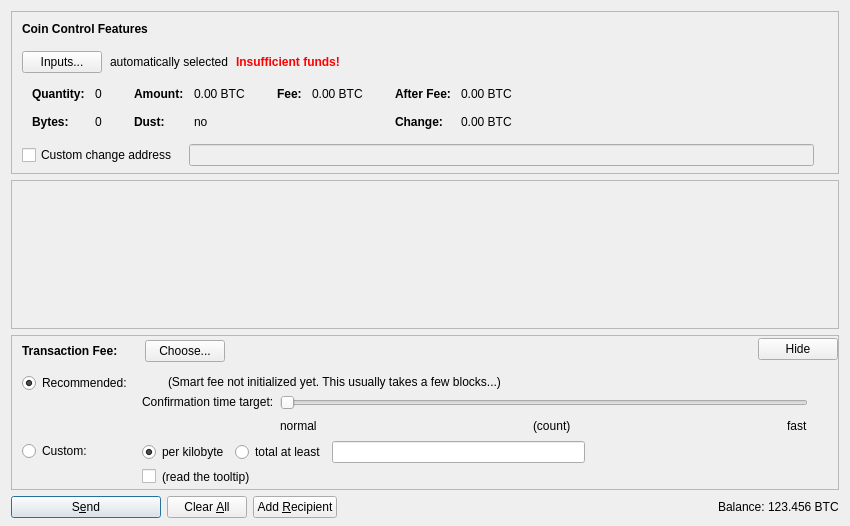
Before: the Qt Designer form src/qt/forms/sendcoinsdialog.ui in LIMXTEC/BitSend, drawn with Qt 5.
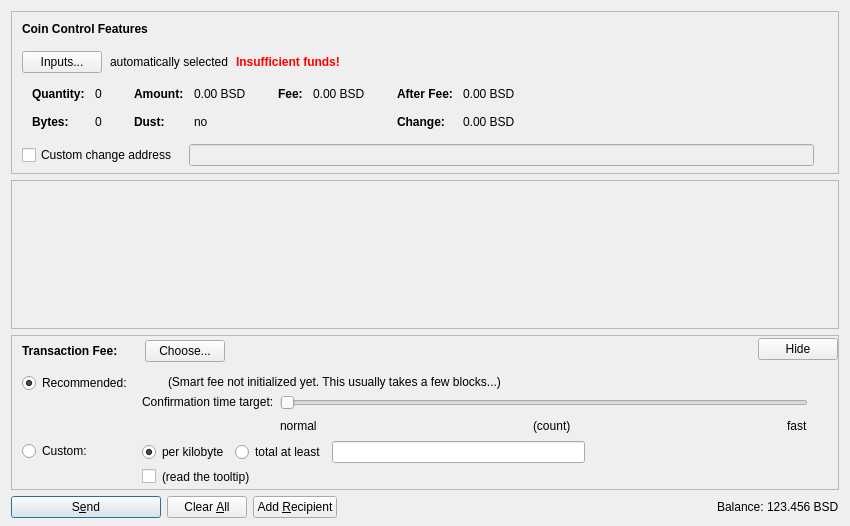
After: the same form once the commit is applied. Icons and pictures are not drawn. Custom widgets are drawn as their Qt base class.

Diff of the .ui file:
```diff
--- a/src/qt/forms/sendcoinsdialog.ui
+++ b/src/qt/forms/sendcoinsdialog.ui
@@ -324,7 +324,7 @@
                   <enum>Qt::ActionsContextMenu</enum>
                  </property>
                  <property name="text">
-                  <string notr="true">0.00 BTC</string>
+                  <string notr="true">0.00 BSD</string>
                  </property>
                  <property name="textInteractionFlags">
                   <set>Qt::LinksAccessibleByMouse|Qt::TextSelectableByKeyboard|Qt::TextSelectableByMouse</set>
@@ -404,7 +404,7 @@
                   <enum>Qt::ActionsContextMenu</enum>
                  </property>
                  <property name="text">
-                  <string notr="true">0.00 BTC</string>
+                  <string notr="true">0.00 BSD</string>
                  </property>
                  <property name="textInteractionFlags">
                   <set>Qt::LinksAccessibleByMouse|Qt::TextSelectableByKeyboard|Qt::TextSelectableByMouse</set>
@@ -455,7 +455,7 @@
                   <enum>Qt::ActionsContextMenu</enum>
                  </property>
                  <property name="text">
-                  <string notr="true">0.00 BTC</string>
+                  <string notr="true">0.00 BSD</string>
                  </property>
                  <property name="textInteractionFlags">
                   <set>Qt::LinksAccessibleByMouse|Qt::TextSelectableByKeyboard|Qt::TextSelectableByMouse</set>
@@ -484,7 +484,7 @@
                   <enum>Qt::ActionsContextMenu</enum>
                  </property>
                  <property name="text">
-                  <string notr="true">0.00 BTC</string>
+                  <string notr="true">0.00 BSD</string>
                  </property>
                  <property name="textInteractionFlags">
                   <set>Qt::LinksAccessibleByMouse|Qt::TextSelectableByKeyboard|Qt::TextSelectableByMouse</set>
@@ -1290,7 +1290,7 @@
           <cursorShape>IBeamCursor</cursorShape>
          </property>
          <property name="text">
-          <string notr="true">123.456 BTC</string>
+          <string notr="true">123.456 BSD</string>
          </property>
          <property name="textInteractionFlags">
           <set>Qt::LinksAccessibleByMouse|Qt::TextSelectableByKeyboard|Qt::TextSelectableByMouse</set>
```
Left out of the diff: 18 changed lines with no effect on the pictures.
